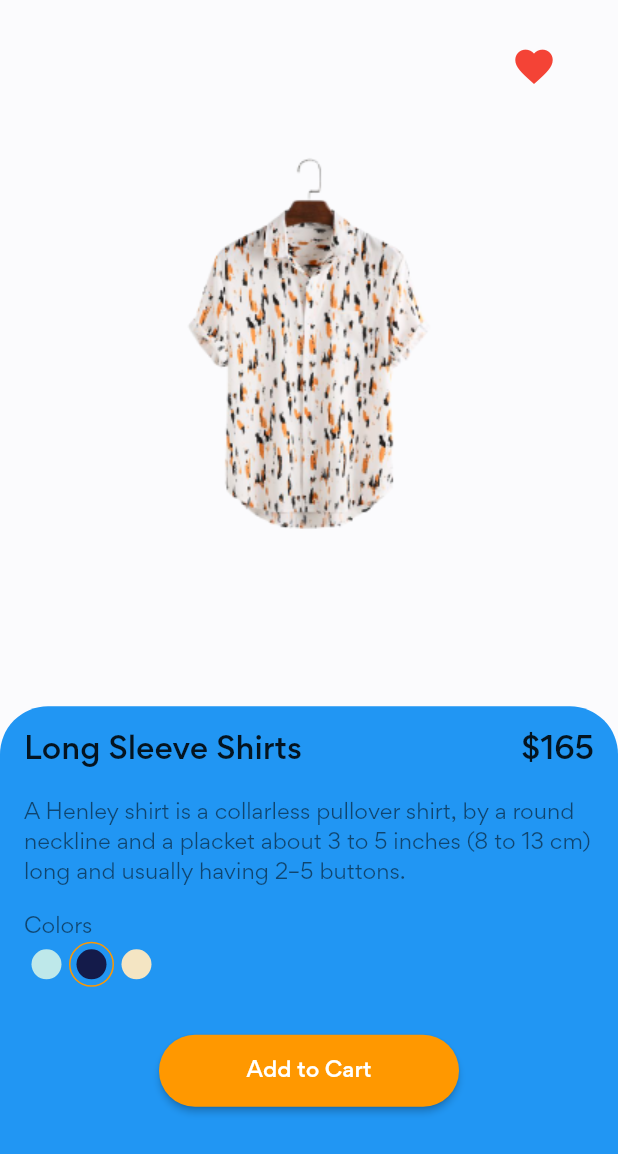
After one commit to AhmedRamiBoukef/Shop-App, a Flutter app: the DetailScreen screen opened by its route, on a phone screen of 412 x 824 dp. The commit adds this screen. Shown: the top 1154 px of the screen. Run offline on Flutter 3.47's test engine with Material 2 defaults, Android fonts, the phone set to English and light mode, and no system bars; our stand-ins replace flutter_snake_navigationbar, flutter_svg.

Commit message:
added detail screen

```diff
--- /dev/null
+++ b/lib/details/datails.dart
@@ -0,0 +1,119 @@
+import 'package:flutter/material.dart';
+import 'package:shop_app/details/widgets/colorpoint.dart';
+
+class DetailScreen extends StatelessWidget {
+  static const String screenRoute = "/DetailScreen";
+  const DetailScreen({Key? key}) : super(key: key);
+
+  @override
+  Widget build(BuildContext context) {
+    return Scaffold(
+      floatingActionButton: Padding(
+        padding: const EdgeInsets.symmetric(horizontal: 16.0, vertical: 20),
+        child: IconButton(
+          onPressed: () {},
+          icon: Icon(
+            Icons.favorite,
+            size: 30,
+            color: Colors.red,
+          ),
+        ),
+      ),
+      floatingActionButtonLocation: FloatingActionButtonLocation.endTop,
+      body: Column(
+        children: [
+          Expanded(
+            flex: 4,
+            child: Container(
+              width: double.infinity,
+              child: Image.asset(
+                height: 132,
+                "assets/images/product_0.png",
+              ),
+            ),
+          ),
+          Expanded(
+            flex: 3,
+            child: Container(
+              width: double.infinity,
+              decoration: BoxDecoration(
+                color: Colors.blue,
+                borderRadius: BorderRadius.only(
+                  topLeft: Radius.circular(32),
+                  topRight: Radius.circular(32),
+                ),
+              ),
+              child: Padding(
+                padding:
+                    const EdgeInsets.symmetric(horizontal: 16, vertical: 16),
+                child: Column(
+                  children: [
+                    Row(
+                      children: [
+                        Expanded(
+                          child: Text(
+                            "Long Sleeve Shirts",
+                            style: Theme.of(context).textTheme.headline6,
+                          ),
+                        ),
+                        const SizedBox(width: 4),
+                        Text(
+                          "\$" + 165.toString(),
+                          style: Theme.of(context).textTheme.headline6,
+                        ),
+                      ],
+                    ),
+                    Padding(
+                      padding: EdgeInsets.symmetric(vertical: 16),
+                      child: Text(
+                        "A Henley shirt is a collarless pullover shirt, by a round neckline and a placket about 3 to 5 inches (8 to 13 cm) long and usually having 2–5 buttons.",
+                      ),
+                    ),
+                    Row(
+                      children: [
+                        Text(
+                          "Colors",
+                          textAlign: TextAlign.start,
+                        ),
+                      ],
+                    ),
+                    Row(
+                      children: const [
+                        ColorPoint(
+                          color: Color(0xFFBEE8EA),
+                          isSelected: false,
+                        ),
+                        ColorPoint(
+                          color: Color(0xFF141B4A),
+                          isSelected: true,
+                        ),
+                        ColorPoint(
+                          color: Color(0xFFF4E5C3),
+                          isSelected: false,
+                        ),
+                      ],
+                    ),
+                    const SizedBox(height: 32),
+                    Center(
+                      child: SizedBox(
+                        width: 200,
+                        height: 48,
+                        child: ElevatedButton(
+                          onPressed: () {},
+                          style: ElevatedButton.styleFrom(
+                              primary: Colors.orange,
+                              shape: const StadiumBorder()),
+                          child: const Text("Add to Cart"),
+                        ),
+                      ),
+                    )
+                  ],
+                ),
+              ),
+            ),
+          )
+        ],
+      ),
+    );
+  }
+}
--- /dev/null
+++ b/lib/details/widgets/colorpoint.dart
@@ -0,0 +1,27 @@
+import 'package:flutter/material.dart';
+
+class ColorPoint extends StatelessWidget {
+  final Color color;
+  final bool isSelected;
+  const ColorPoint({
+    required this.color,
+    required this.isSelected,
+    Key? key,
+  }) : super(key: key);
+
+  @override
+  Widget build(BuildContext context) {
+    return Container(
+      padding: const EdgeInsets.all(4),
+      decoration: BoxDecoration(
+        border:
+            Border.all(color: isSelected ? Colors.orange : Colors.transparent),
+        shape: BoxShape.circle,
+      ),
+      child: CircleAvatar(
+        radius: 10,
+        backgroundColor: color,
+      ),
+    );
+  }
+}
--- a/lib/main.dart
+++ b/lib/main.dart
@@ -1,4 +1,5 @@
 import 'package:flutter/material.dart';
+import 'details/datails.dart';
 import 'home/homepage.dart';
 
 void main() {
@@ -26,7 +27,10 @@ class MyApp extends StatelessWidget {
           bodyText2: TextStyle(color: Colors.black54),
         ),
       ),
-      home: HomePage(),
+      routes: {
+        "/": (context) => HomePage(),
+        DetailScreen.screenRoute: (context) => DetailScreen(),
+      },
     );
   }
 }
```
